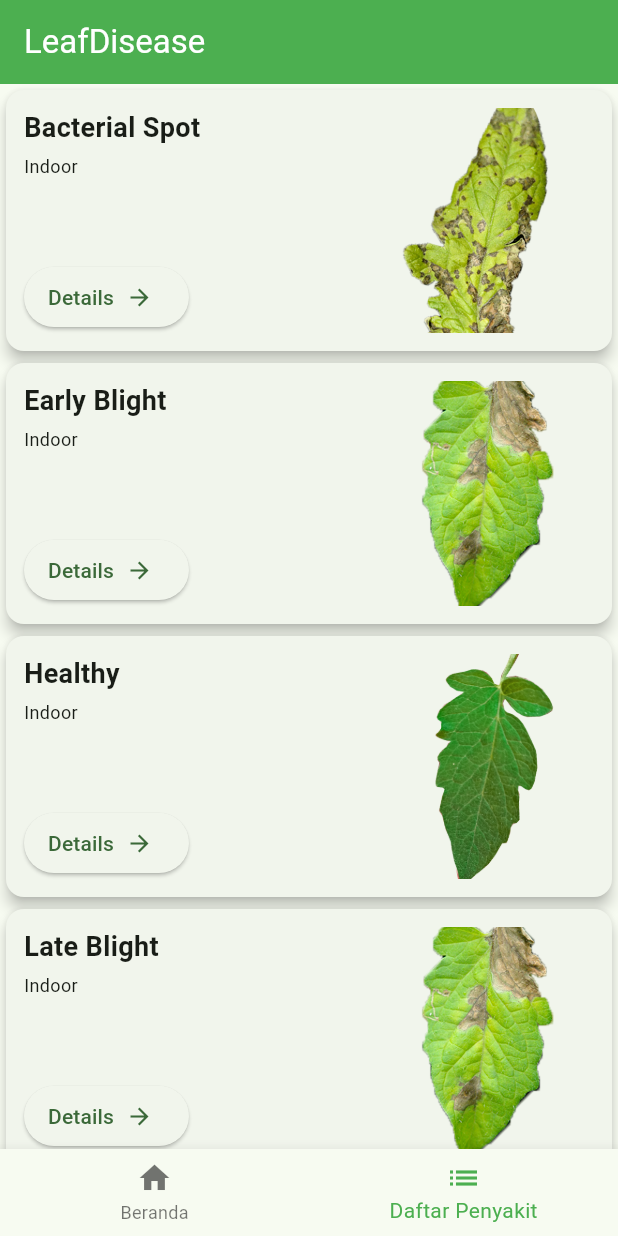
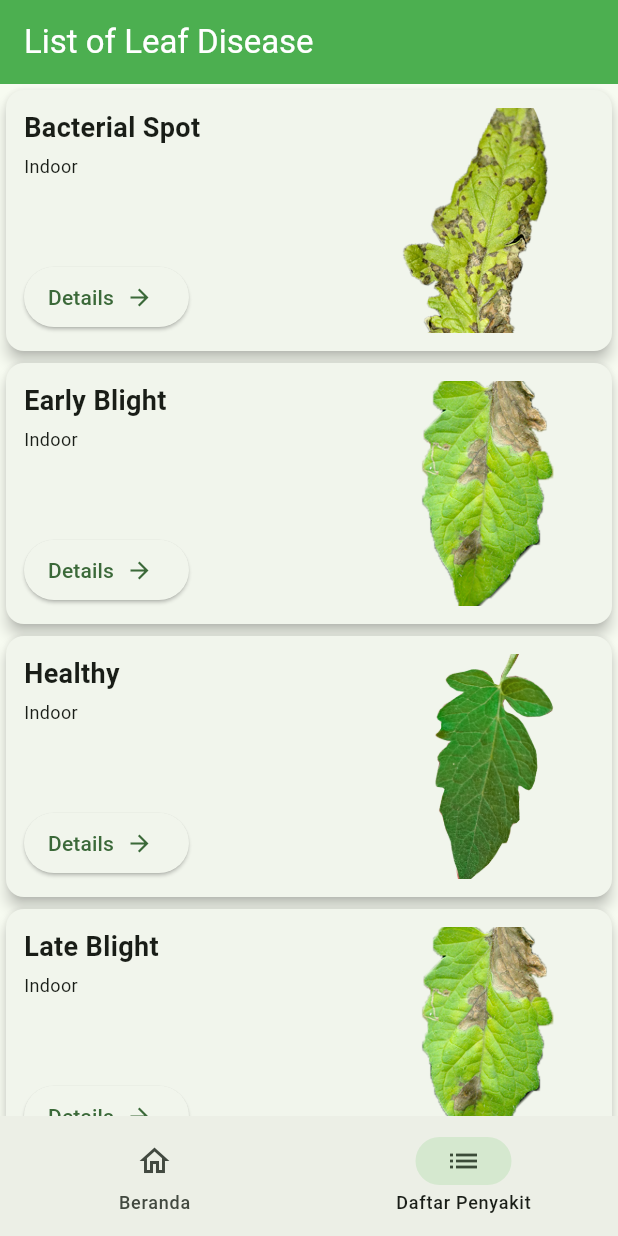
Before and after one commit to Alvin-Saputra/tomato_leaf_disease_classification_app, a Flutter app: the screen it shows after launch, item 2 of the bottom bar chosen, on a phone screen of 412 x 824 dp. Run offline on Flutter 3.47's test engine with Material 3 defaults, Android fonts, the phone set to English and light mode, and no system bars; our stand-ins replace camera, carousel_slider, image_cropper, image_picker, lottie; missing offline and left inert: widgetbook.

Commit message:
1. menambahkan icon aplikasi, 2. menghapus debug banner 3.mengunakan material 3 4.mengganti implementasi bottom navigationd engan versi bottom navigation material 3

```diff
--- a/lib/main.dart
+++ b/lib/main.dart
@@ -19,6 +19,7 @@ class MyApp extends StatelessWidget {
   @override
   Widget build(BuildContext context) {
     return MaterialApp(
+      debugShowCheckedModeBanner: false,
       title: 'Tomato Leaf Disease App',
       theme: ThemeData(
         useMaterial3: true,
@@ -50,18 +51,22 @@ class _NavigationWidgetState extends State<NavigationWidget> {
   Widget build(BuildContext context) {
     return Scaffold(
       body: _screens[_currentIndex], // Tampilkan screen sesuai index
-      bottomNavigationBar: BottomNavigationBar(
-        currentIndex: _currentIndex,
-        selectedItemColor: Colors.green,
-        onTap: (index) {
+      bottomNavigationBar: NavigationBar(
+        selectedIndex: _currentIndex,
+        onDestinationSelected: (index) {
           setState(() {
             _currentIndex = index; // Ganti index saat tombol ditekan
           });
         },
-        items: const [
-          BottomNavigationBarItem(icon: Icon(Icons.home), label: 'Beranda'),
-          BottomNavigationBarItem(
-            icon: Icon(Icons.list),
+        destinations: [
+          NavigationDestination(
+            icon: Icon(Icons.home_outlined),
+            selectedIcon: Icon(Icons.home),
+            label: 'Beranda',
+          ),
+          NavigationDestination(
+            icon: Icon(Icons.list_alt_outlined),
+            selectedIcon: Icon(Icons.list),
             label: 'Daftar Penyakit',
           ),
         ],
--- a/lib/view/screens/leaf_disease_list_screen.dart
+++ b/lib/view/screens/leaf_disease_list_screen.dart
@@ -10,7 +10,7 @@ class LeafDiseaseListScreen extends StatelessWidget {
   @override
   Widget build(BuildContext context) {
     return Scaffold(
-      appBar: AppBar(title: Text("LeafDisease"),),
+      appBar: AppBar(title: Text("List of Leaf Disease"),),
       body: ListView.builder(
         itemCount: leafDiseaseData.length,
         itemBuilder: (context, index) {
```
Also changed, not shown: pubspec.yaml (+7 -0 lines), assets/images/icon.png (added), pubspec.lock, 29 other files.
